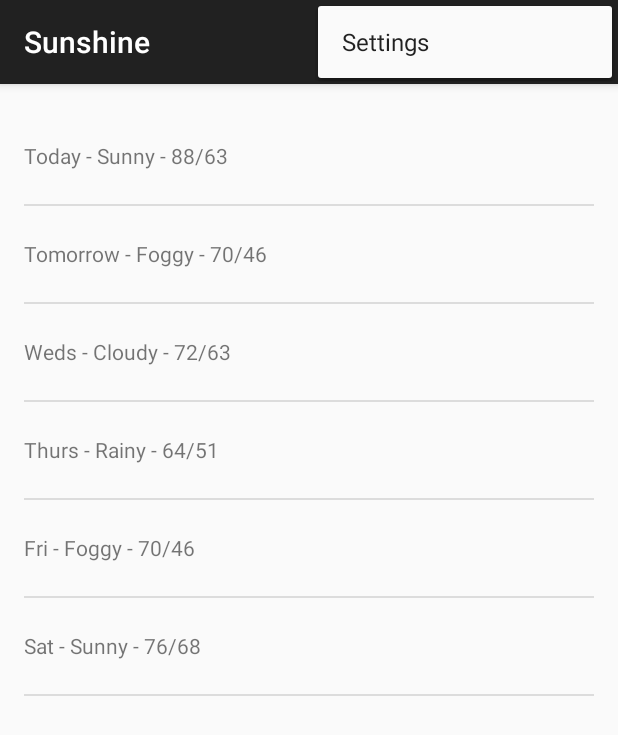
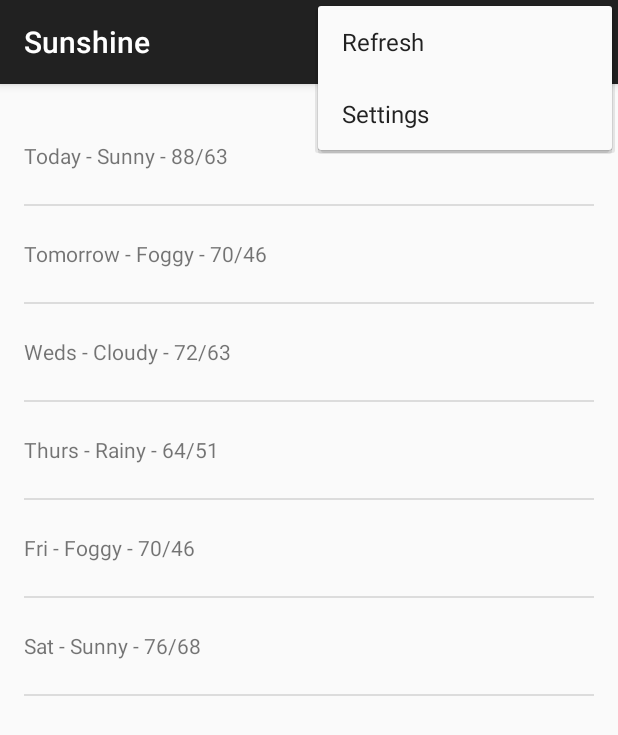
Before and after one commit to jorgep19/sunshine, an Android app: the screen it shows after launch (MainActivity), with the options menu open, on a phone screen of 412 x 824 dp. Shown: the top 735 px of the screen. Run offline under Robolectric (Android 15) with nearby library versions, the phone set to English and light mode, and no system bars.

Commit message:
creating the menu from a fragment

```diff
--- a/app/src/main/java/com/jpdevs/sunshine/ForecastFragment.java
+++ b/app/src/main/java/com/jpdevs/sunshine/ForecastFragment.java
@@ -5,6 +5,8 @@ import android.os.Bundle;
 import android.support.v4.app.Fragment;
 import android.util.Log;
 import android.view.LayoutInflater;
+import android.view.Menu;
+import android.view.MenuInflater;
 import android.view.View;
 import android.view.ViewGroup;
 import android.widget.ArrayAdapter;
@@ -31,6 +33,19 @@ public class ForecastFragment extends Fragment {
 
     public ForecastFragment() {}
 
+    @Override
+    public void onCreate(Bundle savedInstanceState){
+        super.onCreate(savedInstanceState);
+
+        setHasOptionsMenu(true);
+    }
+
+    @Override
+    public void onCreateOptionsMenu (Menu menu, MenuInflater inflater) {
+        inflater.inflate(R.menu.forecast_fragment, menu);
+    }
+
+    @Override
     public View onCreateView(LayoutInflater inflater, ViewGroup container, Bundle savedInstanceState) {
         View rootView = inflater.inflate(R.layout.fragment_main, container, false);
 
--- a/app/src/main/java/com/jpdevs/sunshine/MainActivity.java
+++ b/app/src/main/java/com/jpdevs/sunshine/MainActivity.java
@@ -2,7 +2,6 @@ package com.jpdevs.sunshine;
 
 import android.support.v7.app.ActionBarActivity;
 import android.os.Bundle;
-import android.view.Menu;
 import android.view.MenuItem;
 
 public class MainActivity extends ActionBarActivity {
@@ -21,13 +20,6 @@ public class MainActivity extends ActionBarActivity {
     }
 
     @Override
-    public boolean onCreateOptionsMenu(Menu menu) {
-        // Inflate the menu; this adds items to the action bar if it is present.
-        getMenuInflater().inflate(R.menu.menu_main, menu);
-        return true;
-    }
-
-    @Override
     public boolean onOptionsItemSelected(MenuItem item) {
         // Handle action bar item clicks here. The action bar will
         // automatically handle clicks on the Home/Up button, so long
--- /dev/null
+++ b/app/src/main/res/menu/forecast_fragment.xml
@@ -0,0 +1,14 @@
+<menu xmlns:android="http://schemas.android.com/apk/res/android"
+    xmlns:app="http://schemas.android.com/apk/res-auto"
+    xmlns:tools="http://schemas.android.com/tools" tools:context=".MainActivity">
+
+    <item android:id="@+id/action_refresh"
+        android:title="@string/refresh"
+        android:orderInCategory="1"
+        app:showAsAction="never" />
+
+    <item android:id="@+id/action_settings"
+        android:title="@string/action_settings"
+        android:orderInCategory="100"
+        app:showAsAction="never" />
+</menu>
--- a/app/src/main/res/menu/menu_main.xml
+++ /dev/null
@@ -1,6 +0,0 @@
-<menu xmlns:android="http://schemas.android.com/apk/res/android"
-    xmlns:app="http://schemas.android.com/apk/res-auto"
-    xmlns:tools="http://schemas.android.com/tools" tools:context=".MainActivity">
-    <item android:id="@+id/action_settings" android:title="@string/action_settings"
-        android:orderInCategory="100" app:showAsAction="never" />
-</menu>
--- a/app/src/main/res/values/strings.xml
+++ b/app/src/main/res/values/strings.xml
@@ -2,5 +2,7 @@
     <string name="app_name">Sunshine</string>
 
     <string name="hello_world">Hello world!</string>
+
+    <string name="refresh" translatable="false">Refresh</string>
     <string name="action_settings">Settings</string>
 </resources>
```
